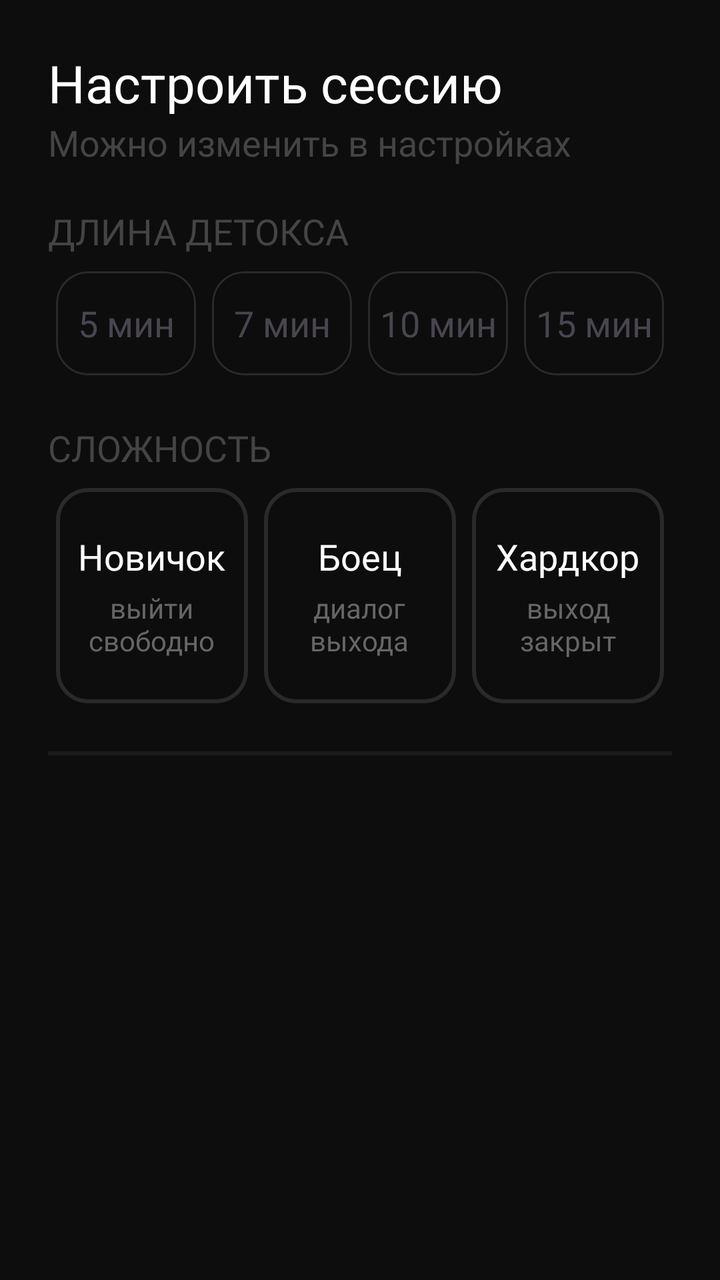
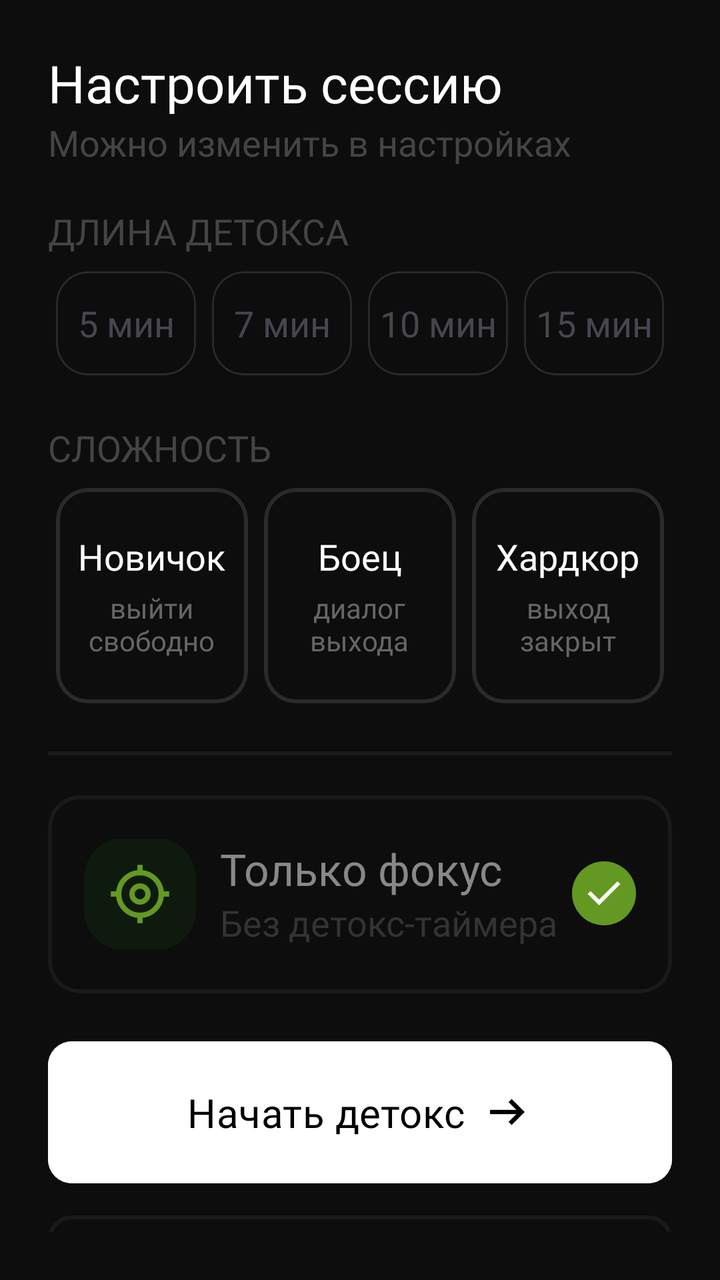

The first picture is an Android layout as it rendered before a commit; the second is the same layout after the commit. The layout source and the unified diff follow.
<!-- AndroidManifest.xml: application theme Theme.BoredomFocus -->
<!-- res/layout/bottom_sheet_session_settings.xml -->
<?xml version="1.0" encoding="utf-8"?>
<androidx.constraintlayout.widget.ConstraintLayout xmlns:android="http://schemas.android.com/apk/res/android"
    xmlns:app="http://schemas.android.com/apk/res-auto"
    xmlns:tools="http://schemas.android.com/tools"
    android:id="@+id/sessionSettings"
    android:layout_width="match_parent"
    android:layout_height="match_parent"
    android:background="#0D0D0D"
    android:padding="24dp">

    <TextView
        android:id="@+id/tvSettings"
        android:layout_width="wrap_content"
        android:layout_height="wrap_content"
        android:fontFamily="@font/inter_medium"
        android:text="Настроить сессию"
        android:textColor="@color/white"
        android:textSize="26sp"
        app:layout_constraintStart_toStartOf="parent"
        app:layout_constraintTop_toTopOf="parent" />

    <TextView
        android:id="@+id/tvSettings2"
        android:layout_width="wrap_content"
        android:layout_height="wrap_content"
        android:fontFamily="@font/inter_medium"
        android:text="Можно изменить в настройках"
        android:textColor="#444444"
        android:textSize="18sp"
        app:layout_constraintStart_toStartOf="parent"
        app:layout_constraintTop_toBottomOf="@+id/tvSettings" />

    <TextView
        android:id="@+id/tvDetox"
        android:layout_width="wrap_content"
        android:layout_height="wrap_content"
        android:fontFamily="@font/inter_regular"
        android:text="Длина детокса"
        android:textAllCaps="true"
        android:textColor="#444444"
        android:textSize="18sp"
        android:layout_marginTop="20dp"
        app:layout_constraintStart_toStartOf="parent"
        app:layout_constraintTop_toBottomOf="@+id/tvSettings2" />

    <LinearLayout
        android:id="@+id/llDetoxTimeButtons"
        android:layout_width="0dp"
        android:layout_height="wrap_content"
        android:orientation="horizontal"
        android:layout_marginTop="4dp"
        app:layout_constraintEnd_toEndOf="parent"
        app:layout_constraintStart_toStartOf="parent"
        app:layout_constraintTop_toBottomOf="@+id/tvDetox">

        <com.google.android.material.card.MaterialCardView
            android:id="@+id/cardTimeFive"
            style="@style/DurationChoiceStyle2"
            android:layout_marginTop="4dp"
            android:layout_marginBottom="4dp"
            android:layout_weight="1">

            <TextView
                android:layout_width="match_parent"
                android:layout_height="match_parent"
                android:fontFamily="@font/inter_medium"
                android:gravity="center"
                android:text="5 мин"
                android:textSize="18sp" />

        </com.google.android.material.card.MaterialCardView>

        <com.google.android.material.card.MaterialCardView
            android:id="@+id/cardTimeSeven"
            style="@style/DurationChoiceStyle2"
            android:layout_marginTop="4dp"
            android:layout_marginBottom="4dp"
            android:layout_weight="1">

            <TextView
                android:layout_width="match_parent"
                android:layout_height="match_parent"
                android:fontFamily="@font/inter_medium"
                android:gravity="center"
                android:text="7 мин"
                android:textSize="18sp" />

        </com.google.android.material.card.MaterialCardView>

        <com.google.android.material.card.MaterialCardView
            android:id="@+id/cardTimeTen"
            style="@style/DurationChoiceStyle2"
            android:layout_marginTop="4dp"
            android:layout_marginBottom="4dp"
            android:layout_weight="1">

            <TextView
                android:layout_width="match_parent"
                android:layout_height="match_parent"
                android:fontFamily="@font/inter_medium"
                android:gravity="center"
                android:text="10 мин"
                android:textSize="18sp" />

        </com.google.android.material.card.MaterialCardView>

        <com.google.android.material.card.MaterialCardView
            android:id="@+id/cardTimeFifteen"
            style="@style/DurationChoiceStyle2"
            android:layout_marginTop="4dp"
            android:layout_marginBottom="4dp"
            android:layout_weight="1">

            <TextView
                android:layout_width="match_parent"
                android:layout_height="match_parent"
                android:fontFamily="@font/inter_medium"
                android:gravity="center"
                android:text="15 мин"
                android:textSize="18sp" />

        </com.google.android.material.card.MaterialCardView>

    </LinearLayout>

    <TextView
        android:id="@+id/tvDifficulty"
        android:layout_width="wrap_content"
        android:layout_height="wrap_content"
        android:fontFamily="@font/inter_regular"
        android:text="Сложность"
        android:textAllCaps="true"
        android:textColor="#444444"
        android:textSize="18sp"
        android:layout_marginTop="20dp"
        app:layout_constraintStart_toStartOf="parent"
        app:layout_constraintTop_toBottomOf="@+id/llDetoxTimeButtons" />

    <LinearLayout
        android:id="@+id/llSettingsDifficultyButtons"
        android:layout_width="0dp"
        android:layout_height="wrap_content"
        android:orientation="horizontal"
        android:layout_marginTop="4dp"
        app:layout_constraintEnd_toEndOf="parent"
        app:layout_constraintStart_toStartOf="parent"
        app:layout_constraintTop_toBottomOf="@+id/tvDifficulty">

        <com.google.android.material.card.MaterialCardView
            android:id="@+id/cardDifficultyBeginner"
            android:layout_width="0dp"
            android:layout_height="wrap_content"
            android:layout_marginStart="4dp"
            android:layout_marginTop="4dp"
            android:layout_marginBottom="4dp"
            android:layout_weight="1"
            app:cardBackgroundColor="@android:color/transparent"
            app:cardCornerRadius="16dp"
            app:strokeColor="@color/card_unselected"
            app:strokeWidth="2dp">

            <LinearLayout
                android:layout_width="match_parent"
                android:layout_height="match_parent"
                android:gravity="center"
                android:orientation="vertical"
                android:paddingVertical="22dp">

                <TextView
                    android:id="@+id/tvDifficultyBeginner"
                    android:layout_width="wrap_content"
                    android:layout_height="wrap_content"
                    android:fontFamily="@font/inter_bold"
                    android:text="Новичок"
                    android:textColor="@color/white"
                    android:textSize="18sp" />

                <TextView
                    android:id="@+id/tvDifficultyBeginner2"
                    android:layout_width="wrap_content"
                    android:layout_height="wrap_content"
                    android:layout_marginTop="4dp"
                    android:fontFamily="@font/inter_regular"
                    android:gravity="center"
                    android:text="выйти\nсвободно"
                    android:textColor="#666666"
                    android:textSize="14sp" />

            </LinearLayout>

        </com.google.android.material.card.MaterialCardView>

        <com.google.android.material.card.MaterialCardView
            android:id="@+id/cardDifficultyFighter"
            android:layout_width="0dp"
            android:layout_height="wrap_content"
            android:layout_marginStart="8dp"
            android:layout_marginTop="4dp"
            android:layout_marginEnd="8dp"
            android:layout_marginBottom="4dp"
            android:layout_weight="1"
            app:cardBackgroundColor="@android:color/transparent"
            app:cardCornerRadius="16dp"
            app:strokeColor="@color/card_unselected"
            app:strokeWidth="2dp">

            <LinearLayout
                android:layout_width="match_parent"
                android:layout_height="match_parent"
                android:gravity="center"
                android:orientation="vertical"
                android:paddingVertical="22dp">

                <TextView
                    android:id="@+id/tvDifficultyFighter"
                    android:layout_width="wrap_content"
                    android:layout_height="wrap_content"
                    android:fontFamily="@font/inter_bold"
                    android:text="Боец"
                    android:textColor="@color/white"
                    android:textSize="18sp" />

                <TextView
                    android:id="@+id/tvDifficultyFighter2"
                    android:layout_width="wrap_content"
                    android:layout_height="wrap_content"
                    android:layout_marginTop="4dp"
                    android:fontFamily="@font/inter_regular"
                    android:gravity="center"
                    android:text="диалог\nвыхода"
                    android:textColor="#666666"
                    android:textSize="14sp" />

            </LinearLayout>

        </com.google.android.material.card.MaterialCardView>

        <com.google.android.material.card.MaterialCardView
            android:id="@+id/cardDifficultyHardcore"
            android:layout_width="0dp"
            android:layout_height="wrap_content"
            android:layout_marginTop="4dp"
            android:layout_marginEnd="4dp"
            android:layout_marginBottom="4dp"
            android:layout_weight="1"
            app:cardBackgroundColor="@android:color/transparent"
            app:cardCornerRadius="16dp"
            app:strokeColor="@color/card_unselected"
            app:strokeWidth="2dp">

            <LinearLayout
                android:layout_width="match_parent"
                android:layout_height="match_parent"
                android:gravity="center"
                android:orientation="vertical"
                android:paddingVertical="22dp">

                <TextView
                    android:id="@+id/tvDifficultyHardcore"
                    android:layout_width="wrap_content"
                    android:layout_height="wrap_content"
                    android:fontFamily="@font/inter_bold"
                    android:text="Хардкор"
                    android:textColor="@color/white"
                    android:textSize="18sp" />

                <TextView
                    android:id="@+id/tvDifficultyHardcore2"
                    android:layout_width="wrap_content"
                    android:layout_height="wrap_content"
                    android:layout_marginTop="4dp"
                    android:fontFamily="@font/inter_regular"
                    android:gravity="center"
                    android:text="выход\nзакрыт"
                    android:textColor="#666666"
                    android:textSize="14sp" />

            </LinearLayout>

        </com.google.android.material.card.MaterialCardView>

    </LinearLayout>

    <View
        android:id="@+id/viewGrayLine"
        android:layout_width="match_parent"
        android:layout_height="2dp"
        android:background="#1A1A1A"
        android:layout_marginTop="20dp"
        app:layout_constraintEnd_toEndOf="parent"
        app:layout_constraintHorizontal_bias="0.5"
        app:layout_constraintStart_toStartOf="parent"
        app:layout_constraintTop_toBottomOf="@+id/llSettingsDifficultyButtons" />

</androidx.constraintlayout.widget.ConstraintLayout>
<!-- resources referenced by this layout -->
<resources>
  <color name="card_unselected">#2A2A2A</color>
  <color name="white">#FFFFFFFF</color>
  <style name="DurationChoiceStyle2">
          <item name="android:layout_width">0dp</item>
          <item name="android:layout_height">52dp</item>
          <item name="android:layout_marginEnd">4dp</item>
          <item name="android:layout_marginStart">4dp</item>
  
          <item name="cardCornerRadius">16dp</item>
          <item name="cardBackgroundColor">@android:color/transparent</item>
  
          <item name="strokeWidth">1dp</item>
          <item name="strokeColor">#2A2A2A</item>
  
      </style>
  <style name="Theme.BoredomFocus" parent="Base.Theme.BoredomFocus" />
  <style name="Base.Theme.BoredomFocus" parent="Theme.Material3.DayNight.NoActionBar">
          
          
      </style>
</resources>

<!-- the commit's change to res/layout/bottom_sheet_session_settings.xml (unified diff, before → after) -->
@@ -292,4 +292,136 @@
         app:layout_constraintStart_toStartOf="parent"
         app:layout_constraintTop_toBottomOf="@+id/llSettingsDifficultyButtons" />
 
+    <com.google.android.material.card.MaterialCardView
+        android:id="@+id/cardFocusOnly"
+        android:layout_width="match_parent"
+        android:layout_height="wrap_content"
+        android:layout_marginTop="20dp"
+        app:cardBackgroundColor="#0D0D0D"
+        app:cardCornerRadius="16dp"
+        app:layout_constraintEnd_toEndOf="parent"
+        app:layout_constraintHorizontal_bias="0.5"
+        app:layout_constraintStart_toStartOf="parent"
+        app:layout_constraintTop_toBottomOf="@+id/viewGrayLine"
+        app:strokeColor="#1A1A1A"
+        app:strokeWidth="2dp">
+
+        <androidx.constraintlayout.widget.ConstraintLayout
+            android:id="@+id/cardFocusOnlyContent"
+            android:layout_width="match_parent"
+            android:layout_height="match_parent"
+            android:paddingHorizontal="18dp"
+            android:paddingVertical="22dp">
+
+            <FrameLayout
+                android:id="@+id/flFocusBackground"
+                android:layout_width="56dp"
+                android:layout_height="56dp"
+                android:background="@drawable/bg_ic_notification"
+                app:layout_constraintBottom_toBottomOf="@+id/tvFocusOnly2"
+                app:layout_constraintStart_toStartOf="parent"
+                app:layout_constraintTop_toTopOf="@+id/tvFocusOnly1">
+
+                <ImageView
+                    android:id="@+id/ivFocusIcon"
+                    android:layout_width="32dp"
+                    android:layout_height="32dp"
+                    android:layout_gravity="center"
+                    android:src="@drawable/ic_focus_only" />
+            </FrameLayout>
+
+            <TextView
+                android:id="@+id/tvFocusOnly1"
+                android:layout_width="0dp"
+                android:layout_height="wrap_content"
+                android:layout_marginStart="12dp"
+                android:fontFamily="@font/inter_bold"
+                android:text="Только фокус"
+                android:textColor="#888888"
+                android:textSize="22sp"
+                app:layout_constraintStart_toEndOf="@+id/flFocusBackground"
+                app:layout_constraintTop_toTopOf="parent" />
+
+            <TextView
+                android:id="@+id/tvFocusOnly2"
+                android:layout_width="0dp"
+                android:layout_height="wrap_content"
+                android:layout_marginStart="12dp"
+                android:fontFamily="@font/inter_medium"
+                android:text="Без детокс-таймера"
+                android:textColor="#333333"
+                android:textSize="18sp"
+                app:layout_constraintStart_toEndOf="@+id/flFocusBackground"
+                app:layout_constraintTop_toBottomOf="@+id/tvFocusOnly1" />
+
+            <View
+                android:id="@+id/viewCircle"
+                android:layout_width="32dp"
+                android:layout_height="32dp"
+                android:background="@drawable/bg_black_circle"
+                app:layout_constraintBottom_toBottomOf="@+id/tvFocusOnly2"
+                app:layout_constraintEnd_toEndOf="parent"
+                app:layout_constraintTop_toTopOf="@+id/tvFocusOnly1" />
+
+            <FrameLayout
+                android:id="@+id/flCircleGreen"
+                android:layout_width="32dp"
+                android:layout_height="32dp"
+                android:background="@drawable/bg_green_circle"
+                app:layout_constraintBottom_toBottomOf="@+id/tvFocusOnly2"
+                app:layout_constraintEnd_toEndOf="parent"
+                app:layout_constraintTop_toTopOf="@+id/tvFocusOnly1">
+
+                <ImageView
+                    android:id="@+id/ivCheck"
+                    android:layout_width="24dp"
+                    android:layout_height="24dp"
+                    android:layout_gravity="center"
+                    android:src="@drawable/ic_check" />
+            </FrameLayout>
+
+
+        </androidx.constraintlayout.widget.ConstraintLayout>
+    </com.google.android.material.card.MaterialCardView>
+
+    <com.google.android.material.button.MaterialButton
+        android:id="@+id/btnStart"
+        android:layout_width="match_parent"
+        android:layout_height="wrap_content"
+        android:layout_marginTop="20dp"
+        android:backgroundTint="@color/white"
+        android:fontFamily="@font/inter_bold"
+        android:padding="22dp"
+        android:text="Начать детокс"
+        android:textColor="@color/black"
+        android:textSize="20sp"
+        app:cornerRadius="12dp"
+        app:icon="@drawable/ic_arrow_right"
+        app:iconGravity="textEnd"
+        app:iconSize="26dp"
+        app:iconTint="@color/black"
+        app:layout_constraintEnd_toEndOf="parent"
+        app:layout_constraintHorizontal_bias="0.5"
+        app:layout_constraintStart_toStartOf="parent"
+        app:layout_constraintTop_toBottomOf="@+id/cardFocusOnly" />
+
+    <com.google.android.material.button.MaterialButton
+        android:id="@+id/btnCancel"
+        android:layout_width="match_parent"
+        android:layout_height="wrap_content"
+        android:layout_marginTop="8dp"
+        android:backgroundTint="#0D0D0D"
+        android:fontFamily="@font/inter_bold"
+        android:padding="22dp"
+        android:text="Отмена"
+        android:textColor="#444444"
+        android:textSize="20sp"
+        app:strokeColor="#1A1A1A"
+        app:strokeWidth="2dp"
+        app:cornerRadius="12dp"
+        app:layout_constraintEnd_toEndOf="parent"
+        app:layout_constraintHorizontal_bias="0.5"
+        app:layout_constraintStart_toStartOf="parent"
+        app:layout_constraintTop_toBottomOf="@+id/btnStart" />
+
 </androidx.constraintlayout.widget.ConstraintLayout>
<!-- resource entries referenced after the edit -->
@@ -1,7 +1,45 @@
 <!-- resources referenced by this layout -->
 <resources>
+  <color name="black">#FF000000</color>
   <color name="card_unselected">#2A2A2A</color>
   <color name="white">#FFFFFFFF</color>
+  <!-- drawable bg_black_circle (drawable) -->
+  <?xml version="1.0" encoding="utf-8"?>
+  <shape xmlns:android="http://schemas.android.com/apk/res/android" android:shape="oval">
+      <solid android:color="#0D0D0D"/>
+      <size android:width="24dp" android:height="24dp"/>
+      <stroke android:width="3dp" android:color="#1A1A1A"/>
+  </shape>
+  <!-- drawable bg_green_circle (drawable) -->
+  <?xml version="1.0" encoding="utf-8"?>
+  <shape xmlns:android="http://schemas.android.com/apk/res/android" android:shape="oval">
+      <solid android:color="#639922"/>
+      <size android:width="24dp" android:height="24dp"/>
+  </shape>
+  <!-- drawable bg_ic_notification (drawable) -->
+  <?xml version="1.0" encoding="utf-8"?>
+  <shape xmlns:android="http://schemas.android.com/apk/res/android">
+      <solid android:color="#0F1A0F"/>
+      <corners android:radius="20dp"/>
+  </shape>
+  <!-- drawable ic_arrow_right (drawable) -->
+  <vector xmlns:android="http://schemas.android.com/apk/res/android" android:autoMirrored="true" android:height="24dp" android:tint="#000000" android:viewportHeight="960" android:viewportWidth="960" android:width="24dp">
+        
+      <path android:fillColor="@android:color/white" android:pathData="M560,720L504,662L646,520L160,520L160,440L646,440L504,298L560,240L800,480L560,720Z"/>
+      
+  </vector>
+  <!-- drawable ic_check (drawable) -->
+  <vector xmlns:android="http://schemas.android.com/apk/res/android" android:height="24dp" android:tint="#FFFFFF" android:viewportHeight="960" android:viewportWidth="960" android:width="24dp">
+        
+      <path android:fillColor="@android:color/white" android:pathData="M382,720L154,492L211,435L382,606L749,239L806,296L382,720Z"/>
+      
+  </vector>
+  <!-- drawable ic_focus_only (drawable) -->
+  <vector xmlns:android="http://schemas.android.com/apk/res/android" android:height="24dp" android:tint="#639922" android:viewportHeight="960" android:viewportWidth="960" android:width="24dp">
+        
+      <path android:fillColor="@android:color/white" android:pathData="M440,918L440,838Q315,824 225.5,734.5Q136,645 122,520L42,520L42,440L122,440Q136,315 225.5,225.5Q315,136 440,122L440,42L520,42L520,122Q645,136 734.5,225.5Q824,315 838,440L918,440L918,520L838,520Q824,645 734.5,734.5Q645,824 520,838L520,918L440,918ZM678,678Q760,596 760,480Q760,364 678,282Q596,200 480,200Q364,200 282,282Q200,364 200,480Q200,596 282,678Q364,760 480,760Q596,760 678,678ZM367,593Q320,546 320,480Q320,414 367,367Q414,320 480,320Q546,320 593,367Q640,414 640,480Q640,546 593,593Q546,640 480,640Q414,640 367,593ZM536.5,536.5Q560,513 560,480Q560,447 536.5,423.5Q513,400 480,400Q447,400 423.5,423.5Q400,447 400,480Q400,513 423.5,536.5Q447,560 480,560Q513,560 536.5,536.5ZM480,480Q480,480 480,480Q480,480 480,480Q480,480 480,480Q480,480 480,480Q480,480 480,480Q480,480 480,480Q480,480 480,480Q480,480 480,480Z"/>
+      
+  </vector>
   <style name="DurationChoiceStyle2">
           <item name="android:layout_width">0dp</item>
           <item name="android:layout_height">52dp</item>
